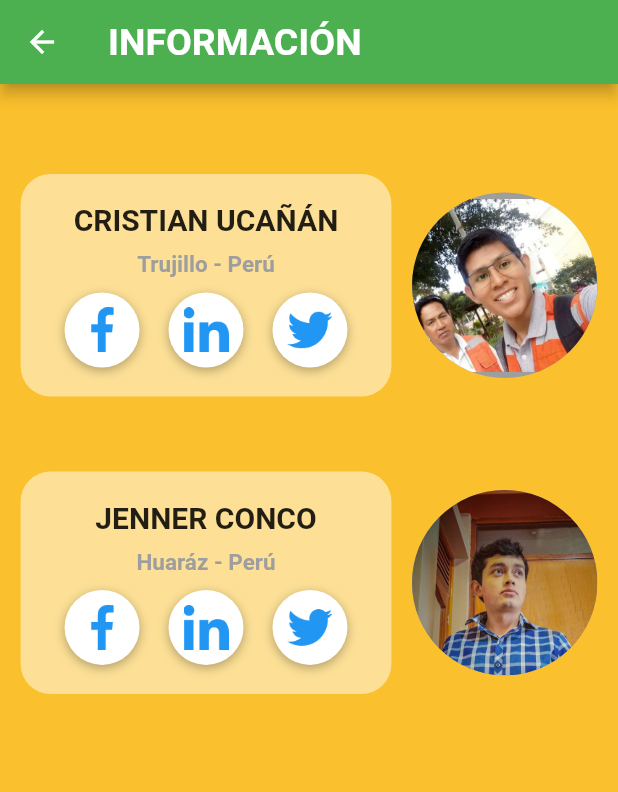
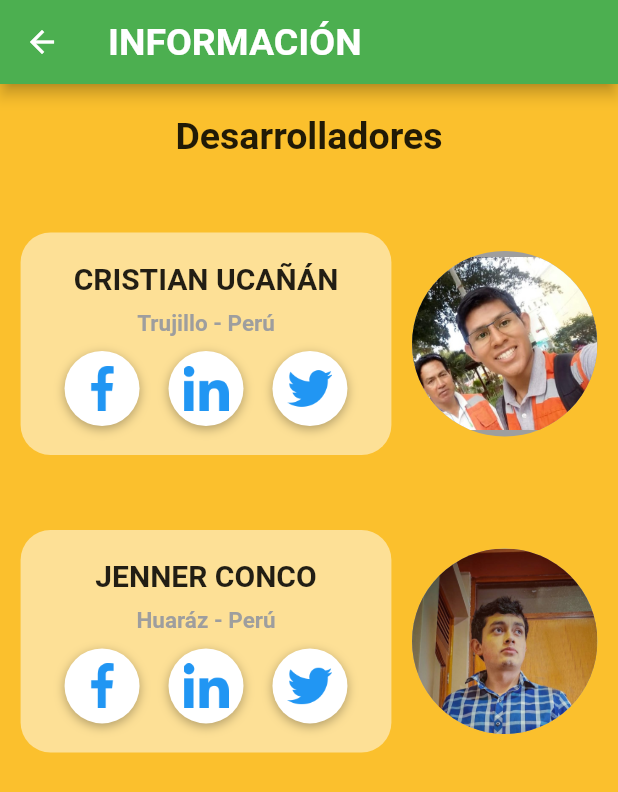
Before and after one commit to CristianUS93/proyecto-tesis, a Flutter app: the screen it shows once a user with an empty profile is signed in, in the side drawer, after a tap on "Información", on a phone screen of 412 x 824 dp. Shown: the top 792 px of the screen. Run offline on Flutter 3.47's test engine with Material 2 defaults, Android fonts, the phone set to English and light mode, and no system bars; our stand-ins replace cloud_firestore, dio, firebase_auth, firebase_core, geolocator, google_maps_flutter and 1 more; missing offline and left inert: flutter_polyline_points; accounts and stored records are empty.

Commit message:
avance final 3

```diff
--- a/lib/pages/info_page.dart
+++ b/lib/pages/info_page.dart
@@ -1,4 +1,5 @@
 import 'package:flutter/material.dart';
+import 'package:url_launcher/url_launcher.dart';
 
 class InfoPage extends StatelessWidget{
   @override
@@ -14,12 +15,19 @@ class InfoPage extends StatelessWidget{
       body: SafeArea(
         child: Column(
           children: [
-            SizedBox(height: 60,),
+            SizedBox(height: 20,),
+            const Text("Desarrolladores",
+              style: TextStyle(fontSize: 25, fontWeight: FontWeight.bold),
+            ),
+            SizedBox(height: 50,),
             DeveloperInfo(
               developerName: "CRISTIAN UCAÑÁN",
               city: "Trujillo - Perú",
               imageName: "assets/foto1.jpg",
               size: _size,
+              facebookUrl: "https://www.facebook.com/cristian.ucanansanchez",
+              linkedinUrl: "https://www.linkedin.com/in/cristian-uca%C3%B1%C3%A1n-832894108",
+              twitterUrl: "https://twitter.com/cristian_ucanan?s=08",
             ),
             SizedBox(height: 50),
             DeveloperInfo(
@@ -27,6 +35,9 @@ class InfoPage extends StatelessWidget{
               city: "Huaráz - Perú",
               imageName: "assets/foto2.jpg",
               size: _size,
+              facebookUrl: "https://www.facebook.com/jenner.condex",
+              linkedinUrl: "https://www.linkedin.com/in/jenner-conco-dextre-71420b186",
+              twitterUrl: "https://twitter.com/JennerConDex?s=09",
             ),
           ],
         ),
@@ -43,12 +54,18 @@ class DeveloperInfo extends StatelessWidget {
     this.imagePath,
     @required this.imageName,
     @required this.size,
+    @required this.facebookUrl,
+    @required this.linkedinUrl,
+    @required this.twitterUrl,
   }) : super(key: key);
   final String developerName;
   final String city;
   final String imagePath;
   final String imageName;
   final Size size;
+  final String facebookUrl;
+  final String twitterUrl;
+  final String linkedinUrl;
 
   @override
   Widget build(BuildContext context) {
@@ -82,9 +99,18 @@ class DeveloperInfo extends StatelessWidget {
               Row(
                 mainAxisAlignment: MainAxisAlignment.spaceEvenly,
                 children: [
-                  SocialLogo(imagePath: "assets/facebook.png",),
-                  SocialLogo(imagePath: "assets/linkedin.png",),
-                  SocialLogo(imagePath: "assets/twitter.png",),
+                  SocialLogo(
+                    imagePath: "assets/facebook.png",
+                    url: facebookUrl,
+                  ),
+                  SocialLogo(
+                    imagePath: "assets/linkedin.png",
+                    url: linkedinUrl,
+                  ),
+                  SocialLogo(
+                    imagePath: "assets/twitter.png",
+                    url: twitterUrl,
+                  ),
                 ],
               ),
             ],
@@ -110,12 +136,16 @@ class SocialLogo extends StatelessWidget {
   const SocialLogo({
     Key key,
     @required this.imagePath,
+    @required this.url
   }) : super(key: key);
   final String imagePath;
+  final String url;
 
   @override
   Widget build(BuildContext context) {
-    return Container(
+    return InkWell(
+      onTap: ()=> launch(url),
+      child: Container(
         height: 50,
         width: 50,
         padding: EdgeInsets.all(10),
@@ -129,6 +159,7 @@ class SocialLogo extends StatelessWidget {
           )]
         ),
         child: Image.asset(imagePath, color: Colors.blue,),
+      ),
     );
   }
 }
--- a/pubspec.yaml
+++ b/pubspec.yaml
@@ -29,6 +29,7 @@ dependencies:
   # Use with the CupertinoIcons class for iOS style icons.
   cupertino_icons: ^1.0.2
   dio: ^4.0.0
+  url_launcher: ^6.0.9
 
   firebase_core: ^1.1.0
   firebase_auth: ^1.2.0
```
Also changed, not shown: pubspec.lock. Lines whose indentation alone changed are shown as unchanged.
